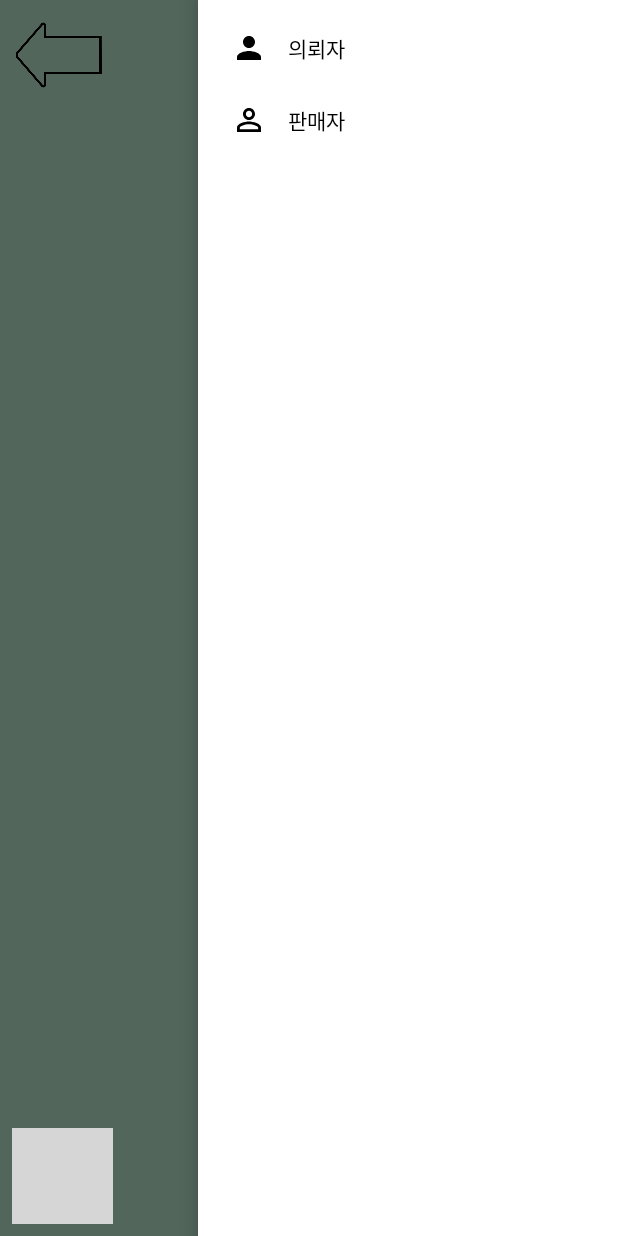
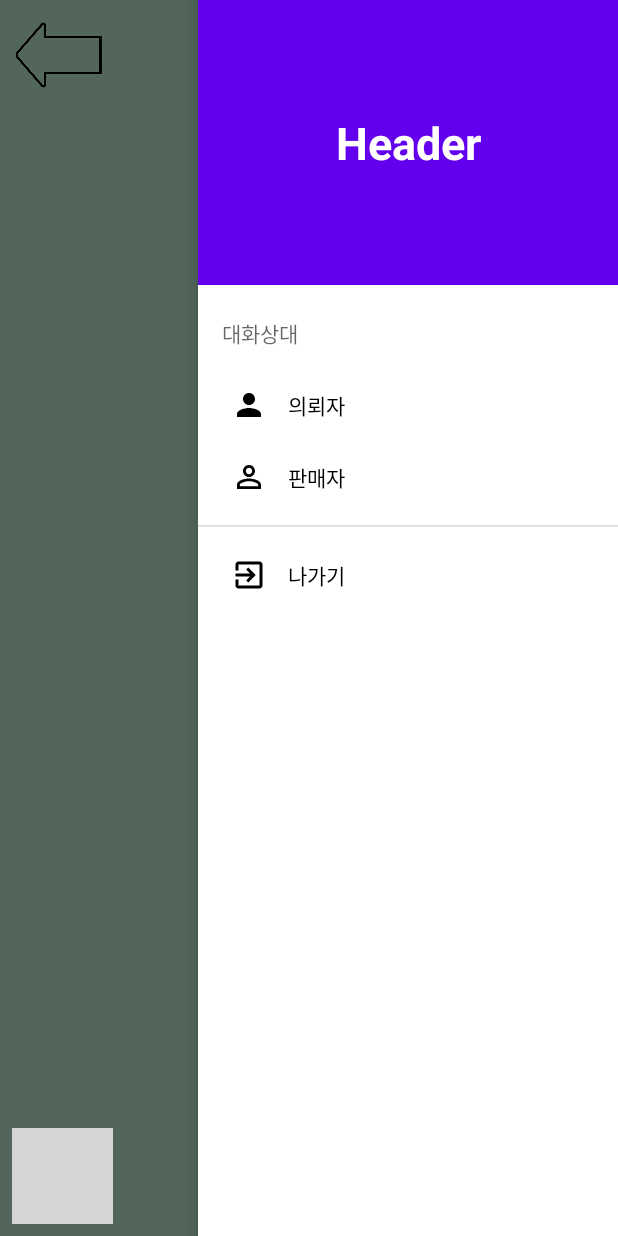
Before and after one commit to sundayjoa/capstone_bidone, an Android app: the RequestchatActivity screen opened directly, with no data from a screen before it, with the side drawer open, on a phone screen of 412 x 824 dp. Run offline under Robolectric (Android 15) with nearby library versions, the phone set to English and light mode, and no system bars; grey boxes are pictures that could not be loaded.

Commit message:
23_05_30

```diff
--- /dev/null
+++ b/app/src/main/res/drawable/ic_chat_exit.xml
@@ -0,0 +1,5 @@
+<vector android:autoMirrored="true" android:height="24dp"
+    android:tint="#000000" android:viewportHeight="24"
+    android:viewportWidth="24" android:width="24dp" xmlns:android="http://schemas.android.com/apk/res/android">
+    <path android:fillColor="@android:color/white" android:pathData="M10.09,15.59L11.5,17l5,-5 -5,-5 -1.41,1.41L12.67,11H3v2h9.67l-2.58,2.59zM19,3H5c-1.11,0 -2,0.9 -2,2v4h2V5h14v14H5v-4H3v4c0,1.1 0.89,2 2,2h14c1.1,0 2,-0.9 2,-2V5c0,-1.1 -0.9,-2 -2,-2z"/>
+</vector>
--- a/app/src/main/res/layout/activity_requestchat.xml
+++ b/app/src/main/res/layout/activity_requestchat.xml
@@ -50,6 +50,8 @@
             android:src="@drawable/ic_chat_plus"
             app:layout_constraintBottom_toBottomOf="parent"
             app:layout_constraintStart_toStartOf="parent" />
+
+
     </androidx.constraintlayout.widget.ConstraintLayout>
 
 
@@ -59,7 +61,9 @@
         android:layout_width="wrap_content"
         android:layout_height="match_parent"
         android:layout_gravity="end"
-
+        app:headerLayout="@layout/header_layout"
         app:menu="@menu/chat_setting"/>
 
+
+
 </androidx.drawerlayout.widget.DrawerLayout>
--- /dev/null
+++ b/app/src/main/res/layout/header_layout.xml
@@ -0,0 +1,21 @@
+<?xml version="1.0" encoding="utf-8"?>
+<LinearLayout xmlns:android="http://schemas.android.com/apk/res/android"
+    android:orientation="vertical"
+    android:layout_width="match_parent"
+    android:layout_height="190dp"
+    android:background="?attr/colorPrimary"
+    android:padding="16dp"
+    >
+
+    <TextView
+        android:layout_width="match_parent"
+        android:layout_height="match_parent"
+        android:text="Header"
+        android:textSize="30sp"
+        android:textStyle="bold"
+        android:gravity="center"
+        android:textAppearance="@style/TextAppearance.AppCompat.Body1"
+        android:textColor="@android:color/white"/>
+
+
+</LinearLayout>
--- a/app/src/main/res/menu/chat_setting.xml
+++ b/app/src/main/res/menu/chat_setting.xml
@@ -3,6 +3,8 @@
     <group android:checkableBehavior="single">
 
         <!-- 채팅 사용자 아이콘 설정 -->
+        <item android:title="대화상대">
+            <menu>
                 <item android:id="@+id/person_requester"
                     android:icon="@drawable/ic_chat_person_requester"
                     android:title="의뢰자"/>
@@ -10,6 +12,19 @@
                 <item android:id="@+id/person_seller"
                     android:icon="@drawable/ic_chat_person_seller"
                     android:title="판매자"/>
+            </menu>
+        </item>
+
+            <item android:id="@+id/chat_exit"
+                android:icon="@drawable/ic_chat_exit"
+                android:title="나가기"/>
+
+
+
+
+
+
+
 
 
 
```
Also changed, not shown: app/src/main/java/com/example/bidone/RequestchatActivity.kt (+7 -2 lines). Lines whose indentation alone changed are shown as unchanged.
